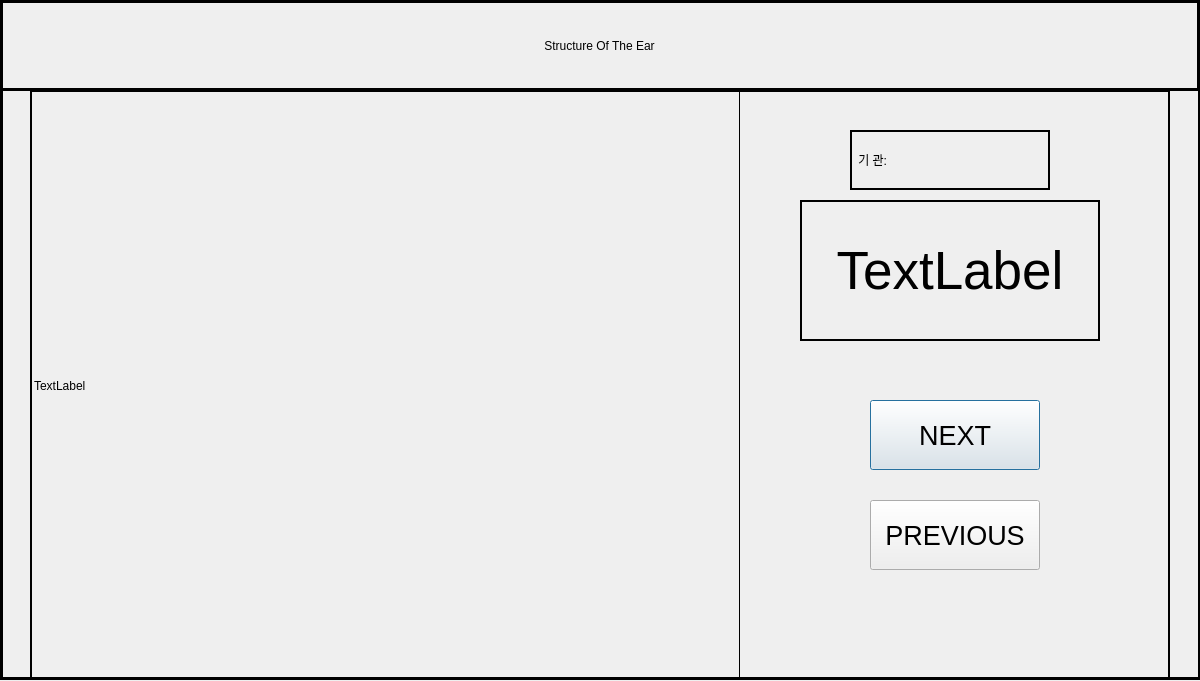
Old version of the form project/sound/Ear System.ui in the repository mioneu0358/python1.
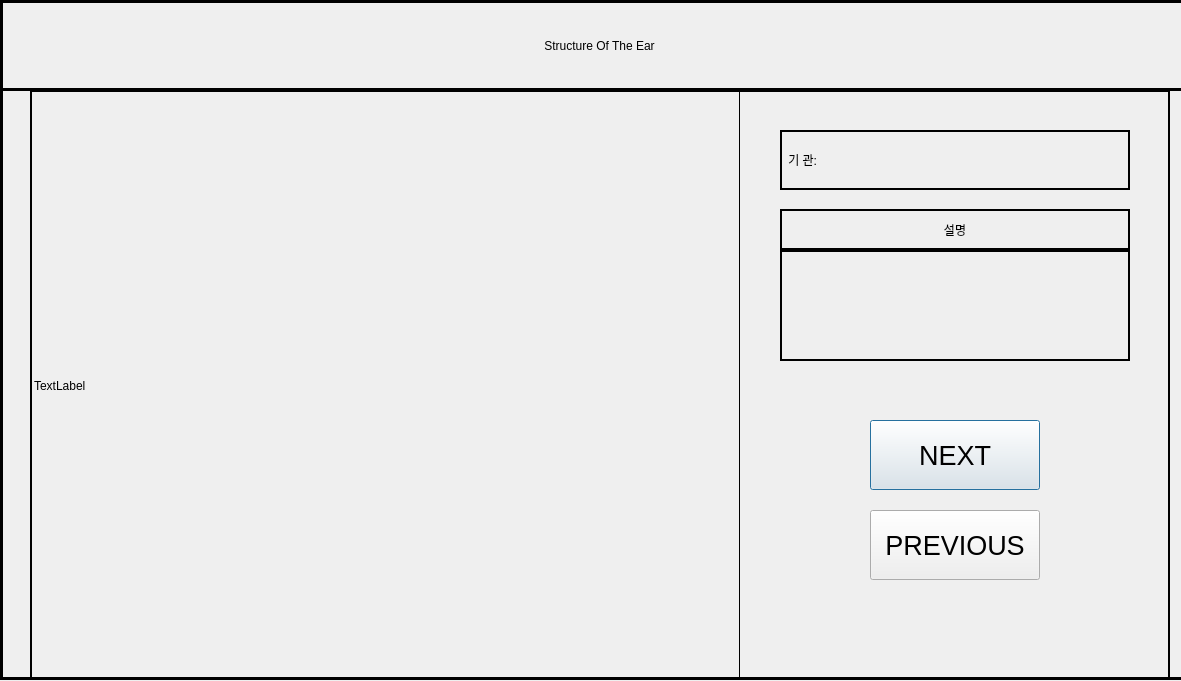
New version of the form.

```diff
--- a/project/sound/Ear System.ui
+++ b/project/sound/Ear System.ui
@@ -6,7 +6,7 @@
    <rect>
     <x>0</x>
     <y>0</y>
-    <width>1200</width>
+    <width>1181</width>
     <height>681</height>
    </rect>
   </property>
@@ -94,9 +94,9 @@
     <widget class="QLabel" name="label">
      <property name="geometry">
       <rect>
-       <x>820</x>
+       <x>750</x>
        <y>40</y>
-       <width>200</width>
+       <width>350</width>
        <height>60</height>
       </rect>
      </property>
@@ -113,7 +113,7 @@
       <number>0</number>
      </property>
      <property name="text">
-      <string> 기 관: </string>
+      <string> 기 관:  </string>
      </property>
      <property name="alignment">
       <set>Qt::AlignLeading|Qt::AlignLeft|Qt::AlignVCenter</set>
@@ -122,15 +122,16 @@
     <widget class="QLabel" name="label_3">
      <property name="geometry">
       <rect>
-       <x>770</x>
-       <y>110</y>
-       <width>300</width>
-       <height>141</height>
+       <x>750</x>
+       <y>160</y>
+       <width>350</width>
+       <height>111</height>
       </rect>
      </property>
      <property name="font">
       <font>
-       <pointsize>40</pointsize>
+       <family>Agency FB</family>
+       <pointsize>18</pointsize>
       </font>
      </property>
      <property name="frameShape">
@@ -140,7 +141,7 @@
       <number>2</number>
      </property>
      <property name="text">
-      <string>TextLabel</string>
+      <string/>
      </property>
      <property name="alignment">
       <set>Qt::AlignCenter</set>
@@ -150,7 +151,7 @@
      <property name="geometry">
       <rect>
        <x>840</x>
-       <y>310</y>
+       <y>330</y>
        <width>170</width>
        <height>70</height>
       </rect>
@@ -168,7 +169,7 @@
      <property name="geometry">
       <rect>
        <x>840</x>
-       <y>410</y>
+       <y>420</y>
        <width>170</width>
        <height>70</height>
       </rect>
@@ -182,6 +183,34 @@
       <string>PREVIOUS</string>
      </property>
     </widget>
+    <widget class="QLabel" name="OrganLabel_2">
+     <property name="geometry">
+      <rect>
+       <x>750</x>
+       <y>119</y>
+       <width>350</width>
+       <height>41</height>
+      </rect>
+     </property>
+     <property name="styleSheet">
+      <string notr="true">font: 18pt &quot;Segoe Print&quot;;</string>
+     </property>
+     <property name="frameShape">
+      <enum>QFrame::Box</enum>
+     </property>
+     <property name="lineWidth">
+      <number>2</number>
+     </property>
+     <property name="midLineWidth">
+      <number>0</number>
+     </property>
+     <property name="text">
+      <string>설명</string>
+     </property>
+     <property name="alignment">
+      <set>Qt::AlignCenter</set>
+     </property>
+    </widget>
    </widget>
    <zorder>frame</zorder>
    <zorder>TitleLabel</zorder>
```
Left out of the diff: 12 changed lines with no effect on the pictures.
